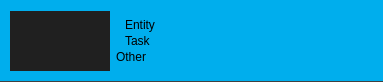
Old version of the form resources/task_widget.ui in the repository shotgunsoftware/tk-multi-workfiles2.
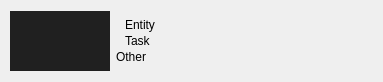
New version of the form.

Commit message: Refactored a bunch of UI elements to use designer-driven styles

```diff
--- a/resources/task_widget.ui
+++ b/resources/task_widget.ui
@@ -21,10 +21,25 @@
     <widget class="QFrame" name="background">
      <property name="styleSheet">
       <string notr="true">#background {
-background-color: rgb(0, 174, 237);
-border-bottom-style: solid;
-border-bottom-width: 1px;
-border-bottom-color: rgb(64,64,64);
+	border-bottom-style: solid;
+	border-bottom-width: 1px;
+	border-bottom-color: rgb(64,64,64);
+}
+
+#background[selected=false] {
+	background-color: rgb(0, 0, 0,0);
+}
+
+#background[selected=true] {
+	background-color: rgb(0, 178, 236);
+}
+
+/*Font colour for all QLabels in form*/
+QLabel[selected=false]{
+}
+
+#background[selected=true] QLabel {
+	color: rgb(255,255,255)
 }</string>
      </property>
      <property name="frameShape">
```
Left out of the diff: 3 changed lines with no effect on the pictures. The commit also changes 22 other files.
